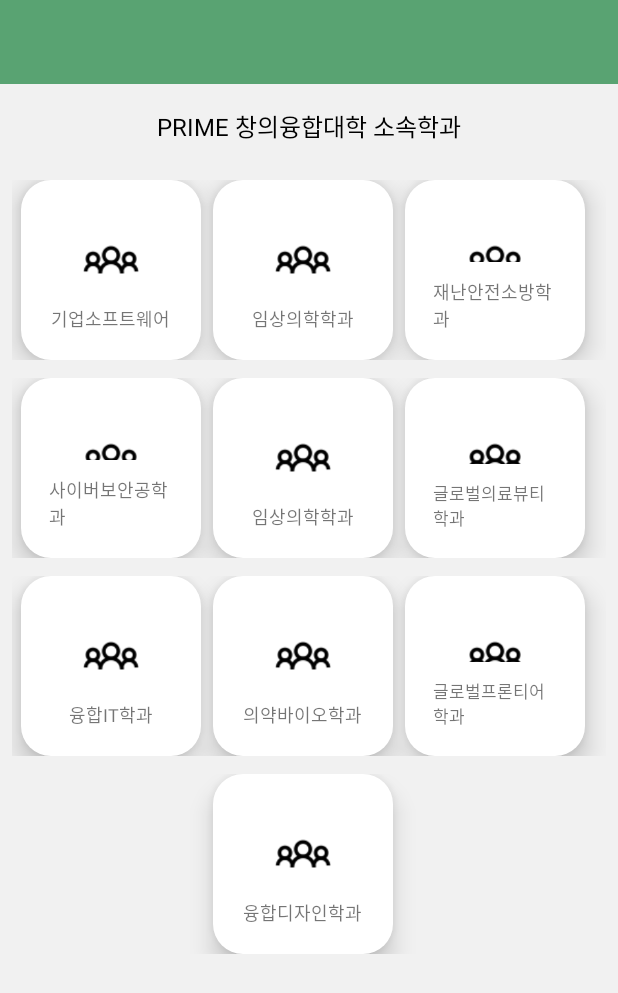
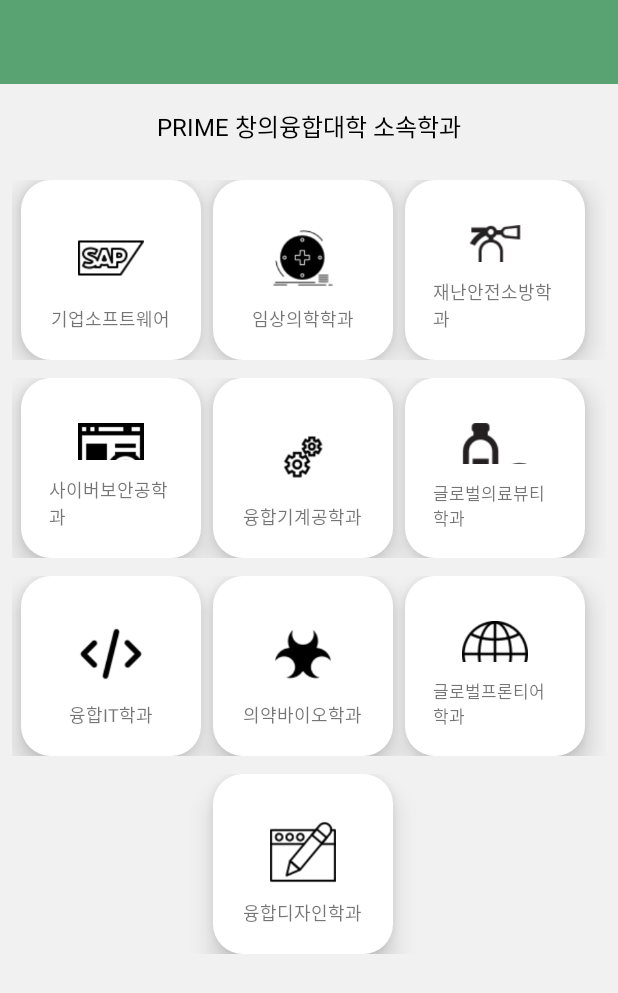
Before and after one commit to moonseokchoi-kr/KYapp, an Android app: the layout activity_major_select.xml on its own in the app's theme, with its tools: preview values and no code run, on a phone screen of 412 x 824 dp. Shown: the top 993 px of the screen. Run offline under Robolectric (Android 15) with nearby library versions, the light colour scheme and no system bars.

Commit message:
add image file for selector

```diff
--- a/app/src/main/res/layout/activity_major_select.xml
+++ b/app/src/main/res/layout/activity_major_select.xml
@@ -49,7 +49,7 @@
                     android:layout_height="60dp"
                     android:layout_centerInParent="true"
                     android:paddingBottom="16dp"
-                    android:src="@drawable/iconfinder_crew" />
+                    android:src="@drawable/iconfinder_software" />
 
                 <TextView
                     android:id="@+id/textView_school"
@@ -80,7 +80,7 @@
                     android:layout_height="60dp"
                     android:layout_centerInParent="true"
                     android:paddingBottom="16dp"
-                    android:src="@drawable/iconfinder_crew" />
+                    android:src="@drawable/iconfinder_clinical" />
 
                 <TextView
                     android:id="@+id/textView_clinical"
@@ -111,7 +111,7 @@
                     android:layout_height="60dp"
                     android:layout_centerInParent="true"
                     android:paddingBottom="16dp"
-                    android:src="@drawable/iconfinder_crew" />
+                    android:src="@drawable/iconfinder_extinguish" />
 
                 <TextView
                     android:id="@+id/textView3"
@@ -147,7 +147,7 @@
                     android:layout_height="60dp"
                     android:layout_centerInParent="true"
                     android:paddingBottom="16dp"
-                    android:src="@drawable/iconfinder_crew" />
+                    android:src="@drawable/iconfinder_security" />
 
                 <TextView
                     android:id="@+id/textView_security"
@@ -178,7 +178,7 @@
                     android:layout_height="60dp"
                     android:layout_centerInParent="true"
                     android:paddingBottom="16dp"
-                    android:src="@drawable/iconfinder_crew" />
+                    android:src="@drawable/iconfinder_machine" />
 
                 <TextView
                     android:id="@+id/textView_machine"
@@ -190,7 +190,7 @@
                     android:background="@drawable/btn_main"
                     android:padding="16px"
                     android:textSize="12dp"
-                    android:text="임상의학학과" />
+                    android:text="융합기계공학과"/>
 
             </RelativeLayout>
             <RelativeLayout
@@ -209,7 +209,7 @@
                     android:layout_height="60dp"
                     android:layout_centerInParent="true"
                     android:paddingBottom="16dp"
-                    android:src="@drawable/iconfinder_crew" />
+                    android:src="@drawable/iconfinder_beauty" />
 
                 <TextView
                     android:id="@+id/textView_beauty"
@@ -245,7 +245,7 @@
                     android:layout_height="60dp"
                     android:layout_centerInParent="true"
                     android:paddingBottom="16dp"
-                    android:src="@drawable/iconfinder_crew" />
+                    android:src="@drawable/iconfinder_code" />
 
                 <TextView
                     android:id="@+id/textView_it"
@@ -276,7 +276,7 @@
                     android:layout_height="60dp"
                     android:layout_centerInParent="true"
                     android:paddingBottom="16dp"
-                    android:src="@drawable/iconfinder_crew" />
+                    android:src="@drawable/iconfinder_bio" />
 
                 <TextView
                     android:id="@+id/textView_bio"
@@ -307,7 +307,7 @@
                     android:layout_height="60dp"
                     android:layout_centerInParent="true"
                     android:paddingBottom="16dp"
-                    android:src="@drawable/iconfinder_crew" />
+                    android:src="@drawable/iconfinder_globe" />
 
                 <TextView
                     android:id="@+id/textView_gfs"
@@ -343,7 +343,7 @@
                     android:layout_height="60dp"
                     android:layout_centerInParent="true"
                     android:paddingBottom="16dp"
-                    android:src="@drawable/iconfinder_crew" />
+                    android:src="@drawable/iconfinder_design" />
 
                 <TextView
                     android:id="@+id/textView_design"
```
Also changed, not shown: app/src/main/res/drawable/iconfinder_beauty.png (added), app/src/main/res/drawable/iconfinder_bio.png (added), app/src/main/res/drawable/iconfinder_clinical.png (added), app/src/main/res/drawable/iconfinder_code.png (added), app/src/main/res/drawable/iconfinder_design.png (added), app/src/main/res/drawable/iconfinder_extinguish.png (added), app/src/main/res/drawable/iconfinder_globe.png (added), app/src/main/res/drawable/iconfinder_machine.png (added), app/src/main/res/drawable/iconfinder_security.png (added), app/src/main/res/drawable/iconfinder_software.png (added).
